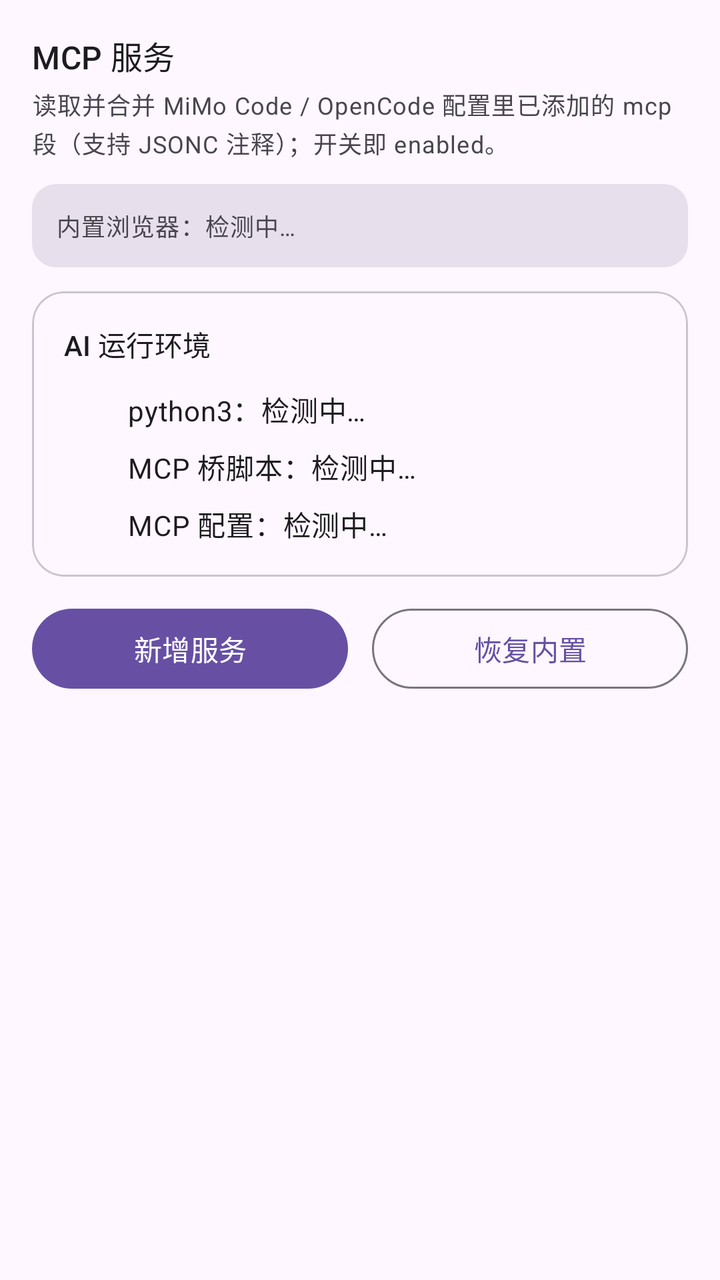
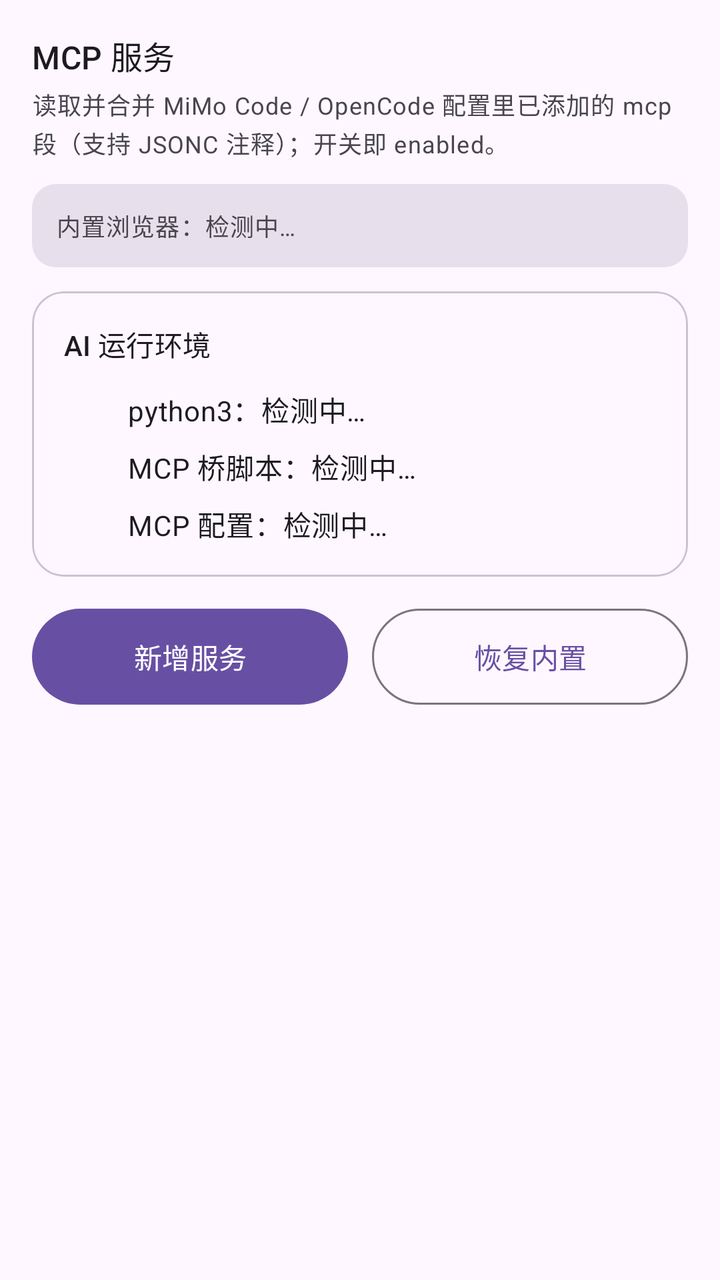

The first picture is an Android layout as it rendered before a commit; the second is the same layout after the commit. The layout source and the unified diff follow.
<!-- AndroidManifest.xml: application theme Theme.CodeTool.Starting -->
<!-- res/layout/fragment_mcp.xml -->
<?xml version="1.0" encoding="utf-8"?>
<ScrollView xmlns:android="http://schemas.android.com/apk/res/android"
    xmlns:app="http://schemas.android.com/apk/res-auto"
    android:layout_width="match_parent"
    android:layout_height="match_parent"
    android:background="?android:attr/colorBackground"
    android:scrollbars="none"
    android:fillViewport="true">

    <LinearLayout
        android:layout_width="match_parent"
        android:layout_height="wrap_content"
        android:orientation="vertical"
        android:padding="16dp">

        <com.google.android.material.textview.MaterialTextView
            android:layout_width="wrap_content"
            android:layout_height="wrap_content"
            android:text="MCP 服务"
            android:textAppearance="?attr/textAppearanceTitleMedium"
            android:textColor="?attr/colorOnSurface" />

        <com.google.android.material.textview.MaterialTextView
            android:id="@+id/mcpStatus"
            android:layout_width="match_parent"
            android:layout_height="wrap_content"
            android:layout_marginTop="4dp"
            android:text="读取并合并 MiMo Code / OpenCode 配置里已添加的 mcp 段（支持 JSONC 注释）；开关即 enabled。"
            android:textAppearance="?attr/textAppearanceBodySmall"
            android:textColor="?attr/colorOnSurfaceVariant" />

        
        <com.google.android.material.textview.MaterialTextView
            android:id="@+id/mcpBrowserStatus"
            android:layout_width="match_parent"
            android:layout_height="wrap_content"
            android:layout_marginTop="12dp"
            android:padding="12dp"
            android:background="@drawable/bg_status_banner"
            android:text="内置浏览器：检测中…"
            android:textAppearance="?attr/textAppearanceBodySmall"
            android:textColor="?attr/colorOnSurfaceVariant" />

        
        <com.google.android.material.card.MaterialCardView
            android:id="@+id/mcpEnvCard"
            android:layout_width="match_parent"
            android:layout_height="wrap_content"
            android:layout_marginTop="12dp"
            app:cardCornerRadius="16dp"
            app:cardElevation="0dp"
            app:strokeWidth="1dp">

            <LinearLayout
                android:layout_width="match_parent"
                android:layout_height="wrap_content"
                android:orientation="vertical"
                android:padding="16dp">

                <com.google.android.material.textview.MaterialTextView
                    android:layout_width="match_parent"
                    android:layout_height="wrap_content"
                    android:text="AI 运行环境"
                    android:textAppearance="?attr/textAppearanceTitleSmall"
                    android:textColor="?attr/colorOnSurface" />

                <LinearLayout
                    android:layout_width="match_parent"
                    android:layout_height="wrap_content"
                    android:orientation="horizontal"
                    android:layout_marginTop="12dp"
                    android:gravity="center_vertical">

                    <ImageView
                        android:id="@+id/envIconPython"
                        android:layout_width="20dp"
                        android:layout_height="20dp"
                        android:scaleType="fitCenter"
                        android:contentDescription="python3" />

                    <com.google.android.material.textview.MaterialTextView
                        android:id="@+id/envTextPython"
                        android:layout_width="0dp"
                        android:layout_height="wrap_content"
                        android:layout_weight="1"
                        android:layout_marginStart="12dp"
                        android:singleLine="true"
                        android:ellipsize="end"
                        android:text="python3：检测中…"
                        android:textAppearance="?attr/textAppearanceBodyMedium"
                        android:textColor="?attr/colorOnSurface" />
                </LinearLayout>

                <LinearLayout
                    android:layout_width="match_parent"
                    android:layout_height="wrap_content"
                    android:orientation="horizontal"
                    android:layout_marginTop="8dp"
                    android:gravity="center_vertical">

                    <ImageView
                        android:id="@+id/envIconBridge"
                        android:layout_width="20dp"
                        android:layout_height="20dp"
                        android:scaleType="fitCenter"
                        android:contentDescription="MCP 桥脚本" />

                    <com.google.android.material.textview.MaterialTextView
                        android:id="@+id/envTextBridge"
                        android:layout_width="0dp"
                        android:layout_height="wrap_content"
                        android:layout_weight="1"
                        android:layout_marginStart="12dp"
                        android:singleLine="true"
                        android:ellipsize="end"
                        android:text="MCP 桥脚本：检测中…"
                        android:textAppearance="?attr/textAppearanceBodyMedium"
                        android:textColor="?attr/colorOnSurface" />
                </LinearLayout>

                <LinearLayout
                    android:layout_width="match_parent"
                    android:layout_height="wrap_content"
                    android:orientation="horizontal"
                    android:layout_marginTop="8dp"
                    android:gravity="center_vertical">

                    <ImageView
                        android:id="@+id/envIconConfig"
                        android:layout_width="20dp"
                        android:layout_height="20dp"
                        android:scaleType="fitCenter"
                        android:contentDescription="MCP 配置" />

                    <com.google.android.material.textview.MaterialTextView
                        android:id="@+id/envTextConfig"
                        android:layout_width="0dp"
                        android:layout_height="wrap_content"
                        android:layout_weight="1"
                        android:layout_marginStart="12dp"
                        android:singleLine="true"
                        android:ellipsize="end"
                        android:text="MCP 配置：检测中…"
                        android:textAppearance="?attr/textAppearanceBodyMedium"
                        android:textColor="?attr/colorOnSurface" />
                </LinearLayout>

                <com.google.android.material.button.MaterialButton
                    android:id="@+id/btnEnvRepair"
                    style="@style/Widget.Material3.Button.TonalButton"
                    android:layout_width="match_parent"
                    android:layout_height="wrap_content"
                    android:layout_marginTop="12dp"
                    android:text="一键修复环境"
                    android:visibility="gone"
                    app:icon="@drawable/ic_refresh"
                    app:iconGravity="textStart" />
            </LinearLayout>
        </com.google.android.material.card.MaterialCardView>

        <LinearLayout
            android:layout_width="match_parent"
            android:layout_height="wrap_content"
            android:orientation="horizontal"
            android:layout_marginTop="12dp">

            <com.google.android.material.button.MaterialButton
                android:id="@+id/btnMcpAdd"
                android:layout_width="0dp"
                android:layout_height="wrap_content"
                android:layout_weight="1"
                android:text="新增服务" />

            <com.google.android.material.button.MaterialButton
                android:id="@+id/btnMcpBuiltin"
                style="?attr/materialButtonOutlinedStyle"
                android:layout_width="0dp"
                android:layout_height="wrap_content"
                android:layout_weight="1"
                android:layout_marginStart="12dp"
                android:text="恢复内置" />
        </LinearLayout>

        <LinearLayout
            android:id="@+id/mcpList"
            android:layout_width="match_parent"
            android:layout_height="wrap_content"
            android:orientation="vertical"
            android:layout_marginTop="8dp" />

    </LinearLayout>
</ScrollView>
<!-- resources referenced by this layout -->
<resources>
  <!-- drawable bg_status_banner (drawable) -->
  <?xml version="1.0" encoding="utf-8"?>
  <shape xmlns:android="http://schemas.android.com/apk/res/android"
      android:shape="rectangle">
      <solid android:color="?attr/colorSurfaceVariant" />
      <corners android:radius="12dp" />
  </shape>
  <!-- drawable ic_refresh (drawable) -->
  <vector xmlns:android="http://schemas.android.com/apk/res/android"
      android:width="24dp"
      android:height="24dp"
      android:viewportWidth="24"
      android:viewportHeight="24"
      android:tint="?attr/colorControlNormal">
      <path
          android:fillColor="@android:color/white"
          android:pathData="M17.65,6.35C16.2,4.9 14.21,4 12,4c-4.42,0 -7.99,3.58 -7.99,8s3.57,8 7.99,8c3.73,0 6.84,-2.55 7.73,-6h-2.08c-0.82,2.33 -3.04,4 -5.65,4 -3.31,0 -6,-2.69 -6,-6s2.69,-6 6,-6c1.66,0 3.14,0.69 4.22,1.78L13,11h7V4l-2.35,2.35z" />
  </vector>
  <style name="Theme.CodeTool.Starting" parent="Theme.Material3.DayNight.NoActionBar">
          <item name="android:windowBackground">?android:colorBackground</item>
          <item name="android:statusBarColor" tools:targetApi="l">?android:colorBackground</item>
      </style>
</resources>

<!-- the commit's change to res/layout/fragment_mcp.xml (unified diff, before → after) -->
@@ -151,6 +151,7 @@
                     android:layout_width="match_parent"
                     android:layout_height="wrap_content"
                     android:layout_marginTop="12dp"
+                    android:minHeight="56dp"
                     android:text="一键修复环境"
                     android:visibility="gone"
                     app:icon="@drawable/ic_refresh"
@@ -169,6 +170,7 @@
                 android:layout_width="0dp"
                 android:layout_height="wrap_content"
                 android:layout_weight="1"
+                android:minHeight="56dp"
                 android:text="新增服务" />
 
             <com.google.android.material.button.MaterialButton
@@ -178,6 +180,7 @@
                 android:layout_height="wrap_content"
                 android:layout_weight="1"
                 android:layout_marginStart="12dp"
+                android:minHeight="56dp"
                 android:text="恢复内置" />
         </LinearLayout>
 
